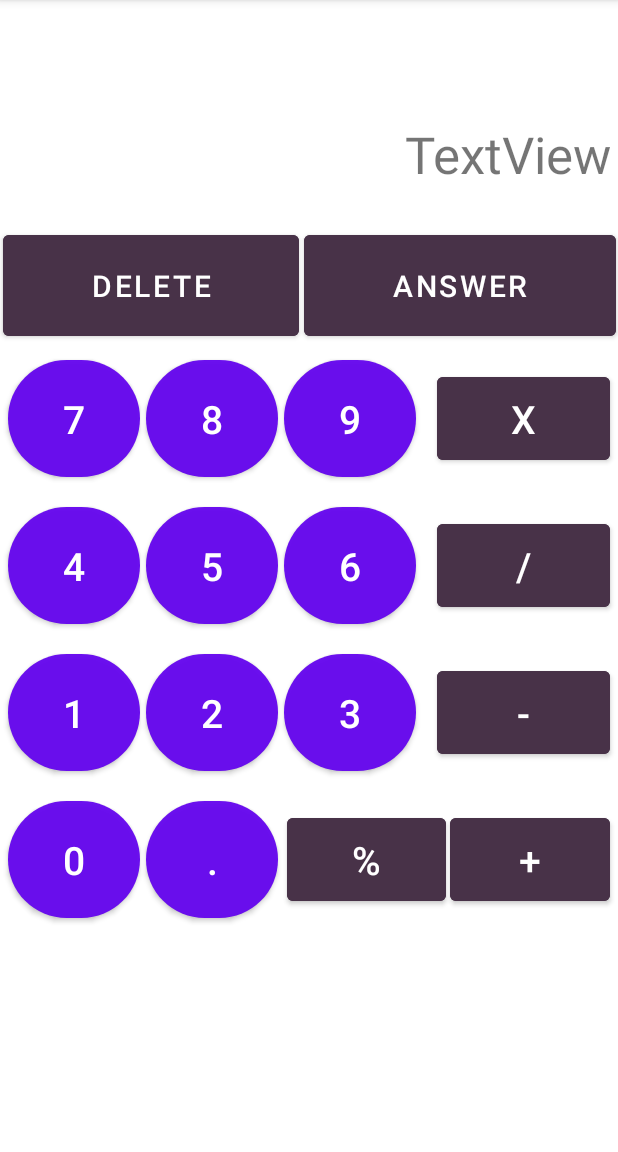
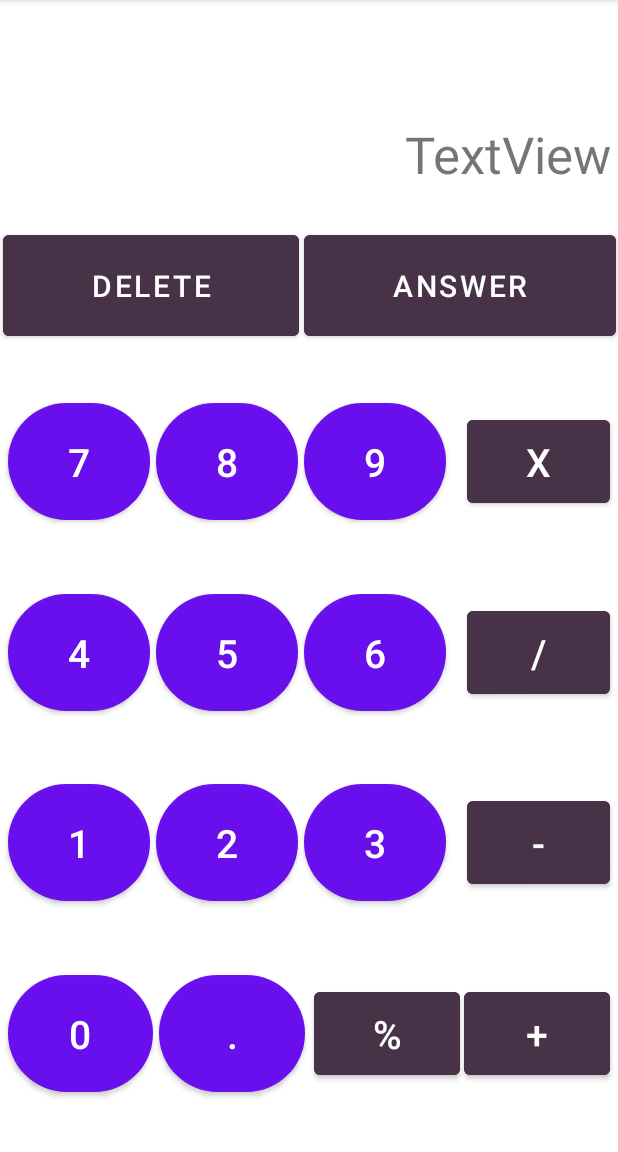
Before and after one commit to Pabasaraa/Calculator-App, an Android app: the screen it shows after launch (MainActivity), on a phone screen of 412 x 824 dp, the part 84-1236 px from its top. Run offline under Robolectric (Android 15) with nearby library versions, the phone set to English and light mode, and no system bars.

Commit message:
Text View update when press the buttons & made it fits all screens

```diff
--- a/app/src/main/java/com/example/calc/MainActivity.java
+++ b/app/src/main/java/com/example/calc/MainActivity.java
@@ -3,6 +3,7 @@ package com.example.calc;
 import androidx.appcompat.app.AppCompatActivity;
 
 import android.os.Bundle;
+import android.view.View;
 import android.widget.Button;
 import android.widget.TextView;
 
@@ -10,6 +11,8 @@ public class MainActivity extends AppCompatActivity {
     Button btnDel, btnAns, btnMulti, btnDivide, btnMinus, btnSum, btnRemainder;
     Button num0, num1, num2, num3, num4, num5, num6, num7, num8, num9, dot;
     TextView display;
+    float n1, n2;
+    boolean add, multi, divide, minus, remainder;
 
     @Override
     protected void onCreate(Bundle savedInstanceState) {
@@ -37,5 +40,83 @@ public class MainActivity extends AppCompatActivity {
         dot = findViewById(R.id.btnDot);
 
         display = findViewById(R.id.display);
+
+        num0.setOnClickListener(new View.OnClickListener() {
+            @Override
+            public void onClick(View v) {
+                display.setText(display.getText() + "0");
+            }
+        });
+        num1.setOnClickListener(new View.OnClickListener() {
+            @Override
+            public void onClick(View v) {
+                display.setText(display.getText() + "1");
+            }
+        });
+        num2.setOnClickListener(new View.OnClickListener() {
+            @Override
+            public void onClick(View v) {
+                display.setText(display.getText() + "2");
+            }
+        });
+        num3.setOnClickListener(new View.OnClickListener() {
+            @Override
+            public void onClick(View v) {
+                display.setText(display.getText() + "3");
+            }
+        });
+        num4.setOnClickListener(new View.OnClickListener() {
+            @Override
+            public void onClick(View v) {
+                display.setText(display.getText() + "4");
+            }
+        });
+        num5.setOnClickListener(new View.OnClickListener() {
+            @Override
+            public void onClick(View v) {
+                display.setText(display.getText() + "5");
+            }
+        });
+        num6.setOnClickListener(new View.OnClickListener() {
+            @Override
+            public void onClick(View v) {
+                display.setText(display.getText() + "6");
+            }
+        });
+        num7.setOnClickListener(new View.OnClickListener() {
+            @Override
+            public void onClick(View v) {
+                display.setText(display.getText() + "7");
+            }
+        });
+        num8.setOnClickListener(new View.OnClickListener() {
+            @Override
+            public void onClick(View v) {
+                display.setText(display.getText() + "8");
+            }
+        });
+        num9.setOnClickListener(new View.OnClickListener() {
+            @Override
+            public void onClick(View v) {
+                display.setText(display.getText() + "9");
+            }
+        });
+        dot.setOnClickListener(new View.OnClickListener() {
+            @Override
+            public void onClick(View v) {
+                if (display.getText().length() != 0){
+                    //do not print the dot
+                }else {
+                    display.setText(display.getText() + ".");
+                }
+            }
+        });
+
+        btnDel.setOnClickListener(new View.OnClickListener() {
+            @Override
+            public void onClick(View v) {
+                display.setText(null);
+            }
+        });
     }
 }
--- a/app/src/main/res/layout/activity_main.xml
+++ b/app/src/main/res/layout/activity_main.xml
@@ -7,21 +7,28 @@
     android:orientation="vertical"
     tools:context=".MainActivity">
 
-    <TextView
-        android:id="@+id/display"
-        android:textAlignment="viewEnd"
+    <LinearLayout
         android:layout_width="match_parent"
         android:layout_height="wrap_content"
-        android:paddingTop="80dp"
-        android:paddingBottom="25dp"
-        android:textSize="34dp"
-        android:paddingLeft="5dp"
-        android:paddingRight="5dp"
-        android:text="TextView" />
+        android:orientation="horizontal">
+
+        <TextView
+            android:id="@+id/display"
+            android:layout_width="match_parent"
+            android:layout_height="wrap_content"
+            android:paddingLeft="5dp"
+            android:paddingTop="80dp"
+            android:paddingRight="5dp"
+            android:paddingBottom="25dp"
+            android:text="TextView"
+            android:textAlignment="viewEnd"
+            android:textSize="34dp" />
+    </LinearLayout>
 
     <LinearLayout
         android:layout_width="match_parent"
         android:layout_height="wrap_content"
+        android:layout_weight="0.2"
         android:orientation="horizontal">
 
         <Button
@@ -54,6 +61,7 @@
     <LinearLayout
         android:layout_width="match_parent"
         android:layout_height="wrap_content"
+        android:layout_weight="0.2"
         android:orientation="horizontal">
 
         <Button
@@ -65,7 +73,7 @@
             android:padding="15dp"
             android:layout_marginLeft="5dp"
             android:layout_marginRight="4dp"
-            android:layout_weight="0"
+            android:layout_weight="0.25"
             android:background="@drawable/round"
             android:text="7"
             android:textSize="26dp" />
@@ -78,7 +86,7 @@
             android:layout_marginBottom="10dp"
             android:padding="15dp"
             android:layout_marginRight="4dp"
-            android:layout_weight="0"
+            android:layout_weight="0.25"
             android:background="@drawable/round"
             android:text="8"
             android:textSize="26dp" />
@@ -91,7 +99,7 @@
             android:layout_marginBottom="10dp"
             android:padding="15dp"
             android:layout_marginRight="4dp"
-            android:layout_weight="0"
+            android:layout_weight="0.25"
             android:background="@drawable/round"
             android:text="9"
             android:textSize="26dp" />
@@ -102,7 +110,7 @@
             android:layout_height="wrap_content"
             android:layout_marginTop="10dp"
             android:layout_marginBottom="10dp"
-            android:layout_weight="1"
+            android:layout_weight="0.25"
             android:paddingTop="10dp"
             android:paddingBottom="10dp"
             android:layout_marginLeft="10dp"
@@ -115,6 +123,7 @@
     <LinearLayout
         android:layout_width="match_parent"
         android:layout_height="wrap_content"
+        android:layout_weight="0.2"
         android:orientation="horizontal">
 
         <Button
@@ -126,7 +135,7 @@
             android:padding="15dp"
             android:layout_marginLeft="5dp"
             android:layout_marginRight="4dp"
-            android:layout_weight="0"
+            android:layout_weight="0.25"
             android:background="@drawable/round"
             android:text="4"
             android:textSize="26dp" />
@@ -139,7 +148,7 @@
             android:layout_marginBottom="10dp"
             android:padding="15dp"
             android:layout_marginRight="4dp"
-            android:layout_weight="0"
+            android:layout_weight="0.25"
             android:background="@drawable/round"
             android:text="5"
             android:textSize="26dp" />
@@ -152,7 +161,7 @@
             android:layout_marginBottom="10dp"
             android:padding="15dp"
             android:layout_marginRight="4dp"
-            android:layout_weight="0"
+            android:layout_weight="0.25"
             android:background="@drawable/round"
             android:text="6"
             android:textSize="26dp" />
@@ -163,7 +172,7 @@
             android:layout_height="wrap_content"
             android:layout_marginTop="10dp"
             android:layout_marginBottom="10dp"
-            android:layout_weight="1"
+            android:layout_weight="0.25"
             android:backgroundTint="@color/eggPlant_purple"
             android:paddingTop="10dp"
             android:paddingBottom="10dp"
@@ -176,6 +185,7 @@
     <LinearLayout
         android:layout_width="match_parent"
         android:layout_height="wrap_content"
+        android:layout_weight="0.2"
         android:orientation="horizontal">
 
         <Button
@@ -187,7 +197,7 @@
             android:padding="15dp"
             android:layout_marginLeft="5dp"
             android:layout_marginRight="4dp"
-            android:layout_weight="0"
+            android:layout_weight="0.25"
             android:background="@drawable/round"
             android:text="1"
             android:textSize="26dp" />
@@ -200,7 +210,7 @@
             android:layout_marginBottom="10dp"
             android:padding="15dp"
             android:layout_marginRight="4dp"
-            android:layout_weight="0"
+            android:layout_weight="0.25"
             android:background="@drawable/round"
             android:text="2"
             android:textSize="26dp" />
@@ -213,7 +223,7 @@
             android:layout_marginBottom="10dp"
             android:padding="15dp"
             android:layout_marginRight="4dp"
-            android:layout_weight="0"
+            android:layout_weight="0.25"
             android:background="@drawable/round"
             android:text="3"
             android:textSize="26dp" />
@@ -224,7 +234,7 @@
             android:layout_height="wrap_content"
             android:layout_marginTop="10dp"
             android:layout_marginBottom="10dp"
-            android:layout_weight="1"
+            android:layout_weight="0.25"
             android:backgroundTint="@color/eggPlant_purple"
             android:paddingTop="10dp"
             android:paddingBottom="10dp"
@@ -237,6 +247,7 @@
     <LinearLayout
         android:layout_width="match_parent"
         android:layout_height="wrap_content"
+        android:layout_weight="0.2"
         android:orientation="horizontal">
 
         <Button
@@ -248,7 +259,7 @@
             android:padding="15dp"
             android:layout_marginLeft="5dp"
             android:layout_marginRight="4dp"
-            android:layout_weight="0"
+            android:layout_weight="0.25"
             android:background="@drawable/round"
             android:text="0"
             android:textSize="26dp" />
@@ -261,7 +272,7 @@
             android:layout_marginBottom="10dp"
             android:padding="15dp"
             android:layout_marginRight="4dp"
-            android:layout_weight="0"
+            android:layout_weight="0.25"
             android:background="@drawable/round"
             android:text="."
             android:textSize="26dp" />
@@ -272,7 +283,7 @@
             android:layout_height="wrap_content"
             android:layout_marginTop="10dp"
             android:layout_marginBottom="10dp"
-            android:layout_weight="1"
+            android:layout_weight="0.25"
             android:backgroundTint="@color/eggPlant_purple"
             android:paddingTop="10dp"
             android:paddingBottom="10dp"
@@ -287,7 +298,7 @@
             android:layout_height="wrap_content"
             android:layout_marginTop="10dp"
             android:layout_marginBottom="10dp"
-            android:layout_weight="1"
+            android:layout_weight="0.25"
             android:backgroundTint="@color/eggPlant_purple"
             android:paddingTop="10dp"
             android:paddingBottom="10dp"
```
